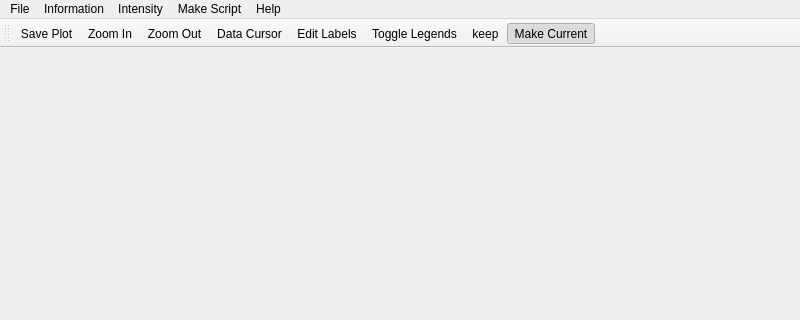
Above: plotting/plot_window/plot_window.ui from mantidproject/mslice before the change; both pictures show x 0 to 800 and y 0 to 320 of the 800 by 591 pixel window. Below: the same form after it.
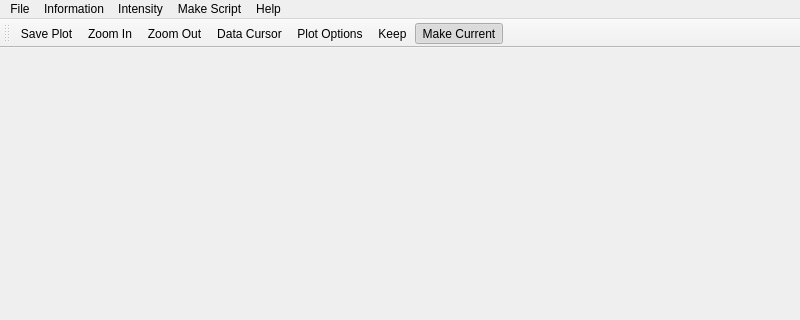
That is the form after the change.

Commit message: Created Cut Dialog Box Gui

What changed in the file:
```diff
--- a/plotting/plot_window/plot_window.ui
+++ b/plotting/plot_window/plot_window.ui
@@ -71,8 +71,7 @@
    <addaction name="actionZoom_In"/>
    <addaction name="actionZoom_Out"/>
    <addaction name="actionDataCursor"/>
-   <addaction name="actionEdit_Labels"/>
-   <addaction name="actionToggle_Legends"/>
+   <addaction name="actionPlotOptions"/>
    <addaction name="actionKeep"/>
    <addaction name="actionMakeCurrent"/>
   </widget>
@@ -115,22 +114,15 @@
     <string>Data Cursor</string>
    </property>
   </action>
-  <action name="actionEdit_Labels">
-   <property name="text">
-    <string>Edit Labels</string>
-   </property>
-  </action>
-  <action name="actionToggle_Legends">
-   <property name="text">
-    <string>Toggle Legends</string>
-   </property>
-  </action>
   <action name="actionKeep">
    <property name="checkable">
     <bool>true</bool>
    </property>
    <property name="text">
-    <string>keep</string>
+    <string>Keep</string>
+   </property>
+   <property name="toolTip">
+    <string>Keep</string>
    </property>
   </action>
   <action name="actionMakeCurrent">
@@ -144,6 +136,11 @@
     <string>Make Current</string>
    </property>
   </action>
+  <action name="actionPlotOptions">
+   <property name="text">
+    <string>Plot Options</string>
+   </property>
+  </action>
  </widget>
  <resources/>
  <connections/>
```
The commit also changes 2 other files.
